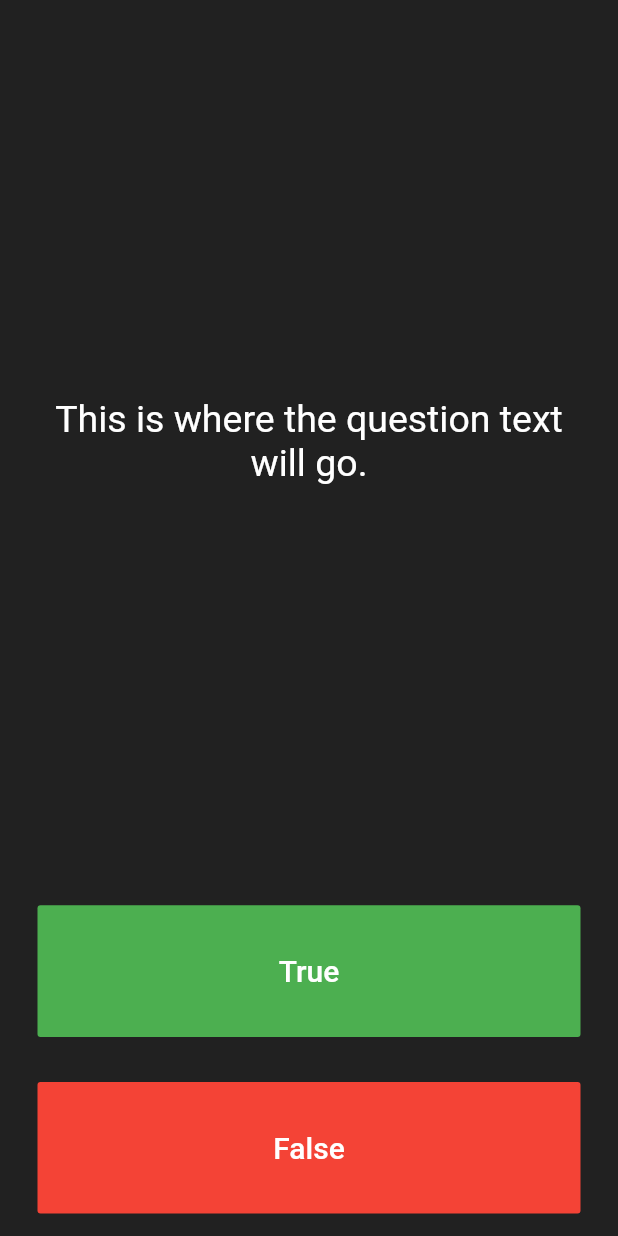
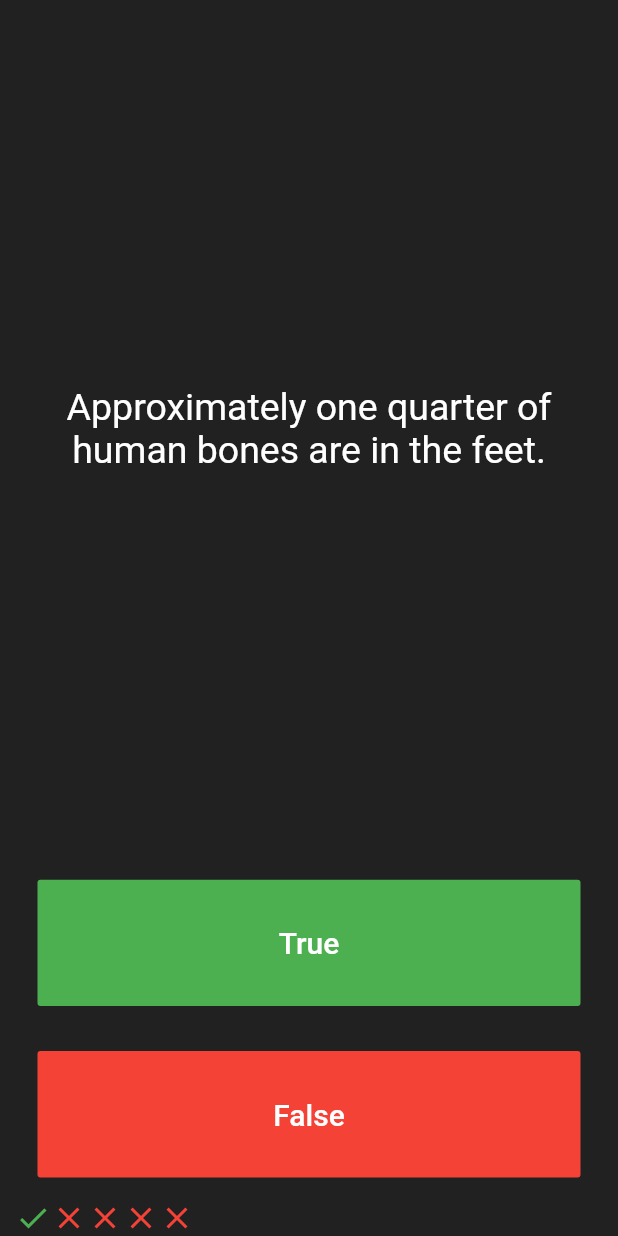
Before and after one commit to ashishdock/quizzler_flutter, a Flutter app: the screen it shows after launch, after a tap on "True", on a phone screen of 412 x 824 dp. Run offline on Flutter 3.47's test engine with Material 2 defaults, Android fonts, the phone set to English and light mode, and no system bars.

Commit message:
Abstraction done

```diff
--- a/lib/main.dart
+++ b/lib/main.dart
@@ -1,4 +1,8 @@
 import 'package:flutter/material.dart';
+import 'question.dart';
+import 'quiz_brain.dart';
+
+QuizBrain quizBrain = QuizBrain();
 
 void main() => runApp(Quizzler());
 
@@ -25,6 +29,40 @@ class QuizPage extends StatefulWidget {
 }
 
 class _QuizPageState extends State<QuizPage> {
+//  List<Icon> scoreKeeper = [
+//    Icon(
+//      Icons.check,
+//      color: Colors.green,
+//    ),
+//    Icon(
+//      Icons.close,
+//      color: Colors.red,
+//    ),
+//    Icon(
+//      Icons.close,
+//      color: Colors.red,
+//    ),
+//    Icon(
+//      Icons.close,
+//      color: Colors.red,
+//    ),
+//    Icon(
+//      Icons.close,
+//      color: Colors.red,
+//    ),
+//  ];
+
+//  List<String> questions = [
+//    'You can lead a cow down stairs but not up stairs.',
+//    'Approximately one quarter of human bones are in the feet.',
+//    'A slug\'s blood is green.',
+//  ];
+//
+//  List<bool> answers = [false, true, true];
+//
+//  Question q1 = Question(
+//      q: 'You can lead a cow down stairs but not up stairs.', a: false);
+
   @override
   Widget build(BuildContext context) {
     return Column(
@@ -37,7 +75,7 @@ class _QuizPageState extends State<QuizPage> {
             padding: EdgeInsets.all(10),
             child: Center(
               child: Text(
-                "This is where the question text will go.",
+                quizBrain.getQuestionText(),
                 textAlign: TextAlign.center,
                 style: TextStyle(
                   fontSize: 25,
@@ -54,7 +92,20 @@ class _QuizPageState extends State<QuizPage> {
               textColor: Colors.white,
               color: Colors.green,
               onPressed: () {
-                //The user picked true
+                bool correctAnswer = quizBrain.getCorrectAnswer();
+                if (correctAnswer == true) {
+                  print("User got it right.");
+                } else {
+                  print("User go it wrong!");
+                }
+
+                setState(() {
+                  quizBrain.nextQuestion();
+//                    Icon(
+//                      Icons.check,
+//                      color: Colors.green,
+//                    ),
+                });
               },
               child: Text(
                 "True",
@@ -72,7 +123,16 @@ class _QuizPageState extends State<QuizPage> {
               textColor: Colors.white,
               color: Colors.red,
               onPressed: () {
-                //The user picked false
+                bool correctAnswer = quizBrain.getCorrectAnswer();
+                if (correctAnswer == false) {
+                  print("User got it right.");
+                } else {
+                  print("User go it wrong!");
+                }
+
+                setState(() {
+                  quizBrain.nextQuestion();
+                });
               },
               child: Text(
                 "False",
@@ -83,7 +143,30 @@ class _QuizPageState extends State<QuizPage> {
             ),
           ),
         ),
-//TODO: Add a Row here as your keeper
+        Row(
+          children: <Widget>[
+            Icon(
+              Icons.check,
+              color: Colors.green,
+            ),
+            Icon(
+              Icons.close,
+              color: Colors.red,
+            ),
+            Icon(
+              Icons.close,
+              color: Colors.red,
+            ),
+            Icon(
+              Icons.close,
+              color: Colors.red,
+            ),
+            Icon(
+              Icons.close,
+              color: Colors.red,
+            ),
+          ],
+        ),
       ],
     );
   }
--- /dev/null
+++ b/lib/question.dart
@@ -0,0 +1,9 @@
+class Question {
+  String questionText;
+  bool questionAnswer;
+
+  Question(String q, bool a) {
+    questionText = q;
+    questionAnswer = a;
+  }
+}
--- /dev/null
+++ b/lib/quiz_brain.dart
@@ -0,0 +1,53 @@
+import 'question.dart';
+
+class QuizBrain {
+  int _questionNumber = 0;
+
+  List<Question> _questionBank = [
+    Question('You can lead a cow down stairs but not up stairs.', false),
+    Question('Approximately one quarter of human bones are in the feet.', true),
+    Question('A slug\'s blood is green.', true),
+    Question('Some cats are actually allergic to humans', true),
+    Question('Buzz Aldrin\'s mother\'s maiden name was \"Moon\".', true),
+    Question('It is illegal to pee in the Ocean in Portugal.', true),
+    Question(
+        'No piece of square dry paper can be folded in half more than 7 times.',
+        false),
+    Question(
+        'In London, UK, if you happen to die in the House of Parliament, you are technically entitled to a state funeral, because the building is considered too sacred a place.',
+        true),
+    Question(
+        'The loudest sound produced by any animal is 188 decibels. That animal is the African Elephant.',
+        false),
+    Question(
+        'The total surface area of two human lungs is approximately 70 square metres.',
+        true),
+    Question('Google was originally called \"Backrub\".', true),
+    Question(
+        'Chocolate affects a dog\'s heart and nervous system; a few ounces are enough to kill a small dog.',
+        true),
+    Question(
+        'In West Virginia, USA, if you accidentally hit an animal with your car, you are free to take it home to eat.',
+        true),
+  ];
+
+  String getQuestionText() {
+    return _questionBank[_questionNumber].questionText;
+  }
+
+  int getQuestionBankLength() {
+    return _questionBank.length;
+  }
+
+  bool getCorrectAnswer() {
+    return _questionBank[_questionNumber].questionAnswer;
+  }
+
+  void nextQuestion() {
+    if (_questionNumber < (_questionBank.length - 1)) {
+      ++_questionNumber;
+    }
+    print("Question number is $_questionNumber");
+    print("Total questions are: + ${_questionBank.length}");
+  }
+}
```
Also changed, not shown: 1 other file.
